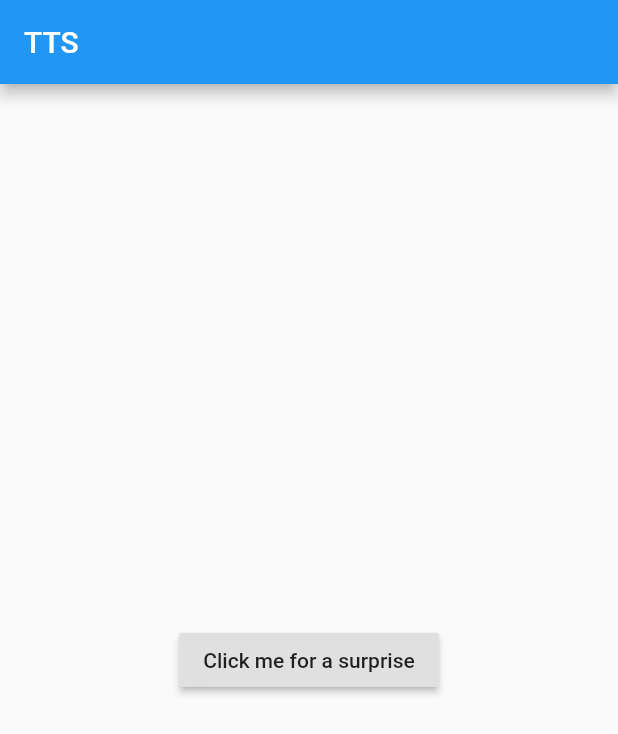
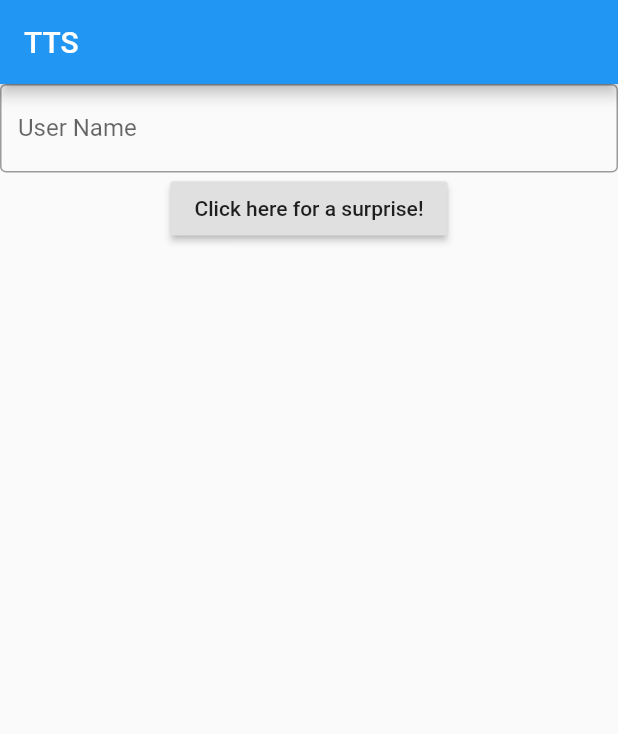
Before and after one commit to ritwikgoel/BotScan, a Flutter app: the screen it shows after launch, on a phone screen of 412 x 824 dp. Shown: the top 734 px of the screen. Run offline on Flutter 3.47's test engine with Material 2 defaults, Android fonts, the phone set to English and light mode, and no system bars; our stand-ins replace flutter_tts.

Commit message:
Feat: TextBox to Audio

```diff
--- a/app/lib/main.dart
+++ b/app/lib/main.dart
@@ -11,30 +11,38 @@ class MyApp extends StatelessWidget {
   @override
   Widget build(BuildContext context) {
     final FlutterTts flutterTts = FlutterTts();
+    TextEditingController nameController = TextEditingController();
+
     speak() async {
-      await flutterTts.speak("Testing 123");
+      await flutterTts.speak(nameController.text);
     }
+
 
     return MaterialApp(
       home: Scaffold(
           appBar: AppBar(
             title: const Text("TTS"),
           ),
-        body: Container(
-          child: Center(
-            child: Container(
-              child: RaisedButton(
-                child: Text(
-                  'Click me for a surprise',
+          body: Center(
+            child: Column(
+              children: [
+                TextField(
+                  controller: nameController,
+                  decoration: const InputDecoration(
+                    border: OutlineInputBorder(),
+                    labelText: 'User Name',
                   ),
+                ),
+                RaisedButton(
                     onPressed: () {
                       speak();
                     },
+                    child: const Text(
+                      "Click here for a surprise!",
+                    )),
+              ],
             ),
-            ),
-          ),
-        ),
-      ),
+          )),
     );
   }
 }
```
Lines whose indentation alone changed are shown as unchanged.
